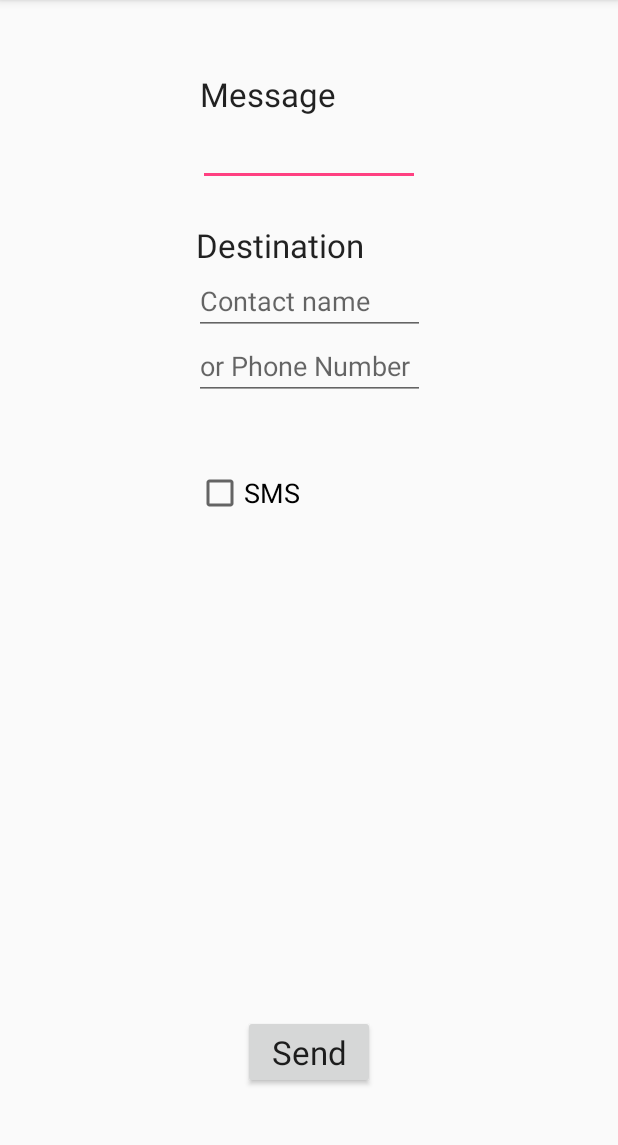
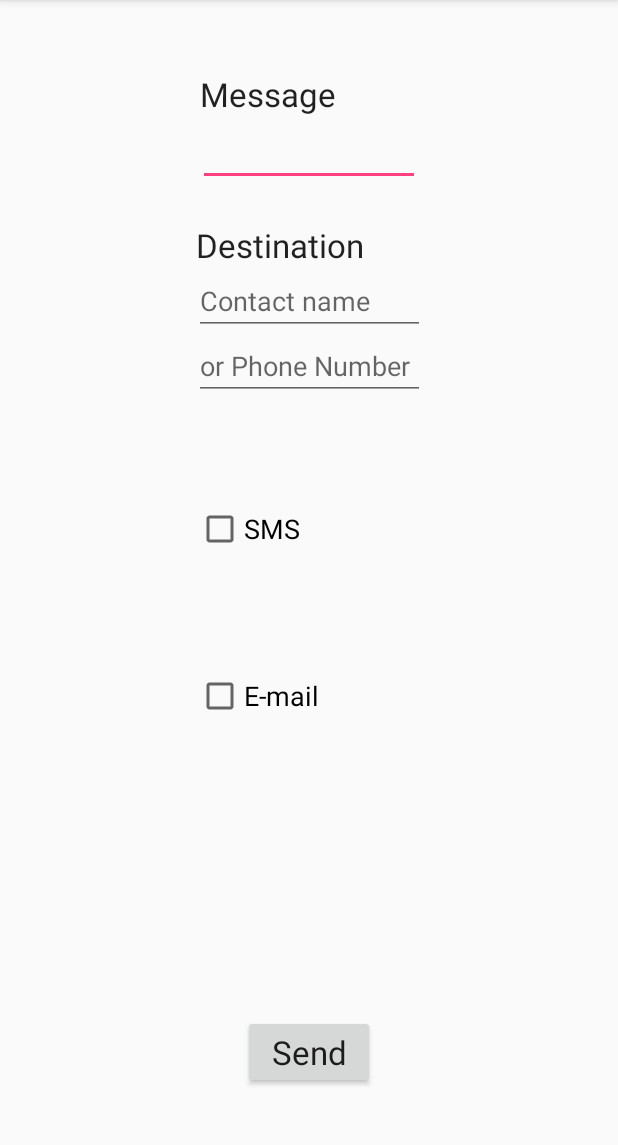
Before and after one commit to ricardojoserf/location-android-app, an Android app: the screen it shows after launch (PantallaPrincipal), on a phone screen of 412 x 824 dp, the part 84-1229 px from its top. Run offline under Robolectric (Android 15) with nearby library versions, the light colour scheme and no system bars; 2 statements that could not run were skipped.

Commit message:
Testing commit from Windows

```diff
--- a/app/src/main/res/layout/activity_pantalla_principal.xml
+++ b/app/src/main/res/layout/activity_pantalla_principal.xml
@@ -73,7 +73,7 @@
         tools:layout_constraintTop_creator="1" />
 
 
-    <!--
+
     <CheckBox
         android:id="@+id/checkBox2"
         android:layout_width="wrap_content"
@@ -89,7 +89,7 @@
         tools:layout_constraintBottom_creator="1"
         tools:layout_constraintLeft_creator="1"
         tools:layout_constraintTop_creator="1" />
-     -->
+
 
     <CheckBox
         android:id="@+id/checkBox"
@@ -100,10 +100,10 @@
         tools:layout_constraintLeft_creator="1"
         tools:layout_constraintTop_creator="1"
         android:layout_marginStart="1dp"
-        android:layout_marginTop="46dp"
+        android:layout_marginTop="70dp"
         app:layout_constraintTop_toBottomOf="@+id/editText"
         app:layout_constraintLeft_toLeftOf="@+id/editText"
-        android:layout_marginLeft="-13dp" />
+        android:layout_marginLeft="4dp" />
 
 
     <Button
```
